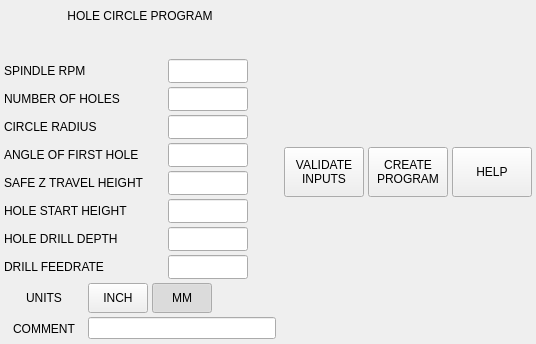
Qt form lib/python/qtvcp/lib/gcode_utility/hole_circle.ui (LinuxCNC/linuxcnc) before a commit.
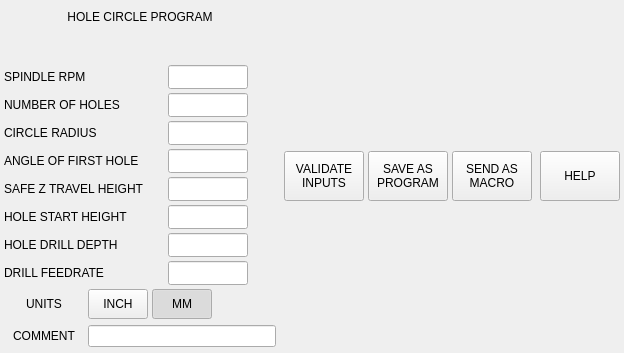
The same form after that commit. Icons and pictures are not drawn.

Commit message:
qtvcp -gcode utility: hole circle: add 'send macro' button, fix units
'send macro' sends a temparay program to linuxcnc without saving.
 units were not changed in the program - always g21

Patch:
```diff
--- a/lib/python/qtvcp/lib/gcode_utility/hole_circle.ui
+++ b/lib/python/qtvcp/lib/gcode_utility/hole_circle.ui
@@ -6,8 +6,8 @@
    <rect>
     <x>0</x>
     <y>0</y>
-    <width>534</width>
-    <height>344</height>
+    <width>624</width>
+    <height>353</height>
    </rect>
   </property>
   <property name="windowTitle">
@@ -1251,11 +1251,40 @@
               <string>Create macro and save to file</string>
              </property>
              <property name="text">
-              <string>CREATE
+              <string>SAVE AS
 PROGRAM</string>
              </property>
             </widget>
            </item>
+           <item>
+            <widget class="QPushButton" name="btn_send">
+             <property name="sizePolicy">
+              <sizepolicy hsizetype="Fixed" vsizetype="Fixed">
+               <horstretch>0</horstretch>
+               <verstretch>0</verstretch>
+              </sizepolicy>
+             </property>
+             <property name="minimumSize">
+              <size>
+               <width>80</width>
+               <height>50</height>
+              </size>
+             </property>
+             <property name="maximumSize">
+              <size>
+               <width>80</width>
+               <height>50</height>
+              </size>
+             </property>
+             <property name="toolTip">
+              <string>Create temparary macro and load in linuxcnc</string>
+             </property>
+             <property name="text">
+              <string>SEND AS
+MACRO</string>
+             </property>
+            </widget>
+           </item>
            <item>
             <spacer name="horizontalSpacer_3">
              <property name="orientation">
```
Left out of the diff: 2 changed lines with no effect on the pictures. The commit also changes 1 other file.
